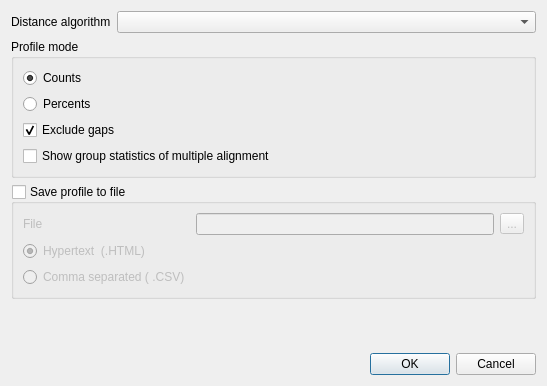
Old version of the form src/plugins/dna_stat/src/ui/DistanceMatrixMSAProfileDialog.ui in the repository violethaze74/ugene.
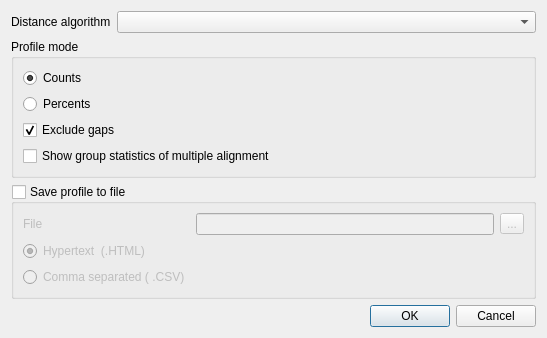
New version of the form.

```diff
--- a/src/plugins/dna_stat/src/ui/DistanceMatrixMSAProfileDialog.ui
+++ b/src/plugins/dna_stat/src/ui/DistanceMatrixMSAProfileDialog.ui
@@ -7,7 +7,7 @@
     <x>0</x>
     <y>0</y>
     <width>547</width>
-    <height>386</height>
+    <height>305</height>
    </rect>
   </property>
   <property name="windowTitle">
```
